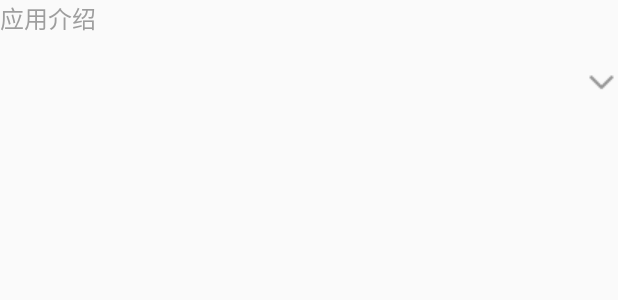
After one commit to qiangzhouliang/GooglePlay, an Android app: the layout layout_detail_desinfo.xml on its own in the app's theme, with its tools: preview values and no code run, on a phone screen of 412 x 824 dp. The commit adds this screen. Shown: the top 300 px of the screen. Run offline under Robolectric (Android 15) with nearby library versions, the phone set to English and light mode, and no system bars.

Commit message:
应用详情页-描述模块开发02

```diff
--- /dev/null
+++ b/app/src/main/res/layout/layout_detail_desinfo.xml
@@ -0,0 +1,43 @@
+<?xml version="1.0" encoding="utf-8"?>
+<LinearLayout xmlns:android="http://schemas.android.com/apk/res/android"
+    android:layout_width="match_parent"
+    android:layout_height="match_parent"
+    android:orientation="vertical" >
+
+    <TextView
+        android:layout_width="wrap_content"
+        android:layout_height="wrap_content"
+        android:text="应用介绍"
+        android:textColor="#9e9e9e"
+        android:textSize="16sp" />
+
+    <TextView
+        android:id="@+id/tv_detail_des"
+        android:layout_width="match_parent"
+        android:layout_height="wrap_content"
+        android:textColor="#9e9e9e"
+        android:textSize="14sp" />
+
+    <RelativeLayout
+        android:id="@+id/rl_detail_toggle"
+        android:layout_width="match_parent"
+        android:layout_height="wrap_content" >
+
+        <TextView
+            android:id="@+id/tv_detail_author"
+            android:layout_width="wrap_content"
+            android:layout_height="wrap_content"
+            android:layout_centerVertical="true"
+            android:textColor="#000"
+            android:textSize="14sp" />
+
+        <ImageView
+            android:id="@+id/iv_arrow"
+            android:layout_width="wrap_content"
+            android:layout_height="wrap_content"
+            android:layout_alignParentRight="true"
+            android:layout_centerVertical="true"
+            android:src="@drawable/arrow_down" />
+    </RelativeLayout>
+
+</LinearLayout>
```
Also changed, not shown: app/src/main/java/com/example/qzl/googleplay/ui/activity/HomeDetailActivity.java (+7 -0 lines), app/src/main/java/com/example/qzl/googleplay/ui/holder/DetailDesHolder.java (added, +168 -0 lines), app/src/main/res/layout/page_home_detail.xml (+25 -8 lines).
